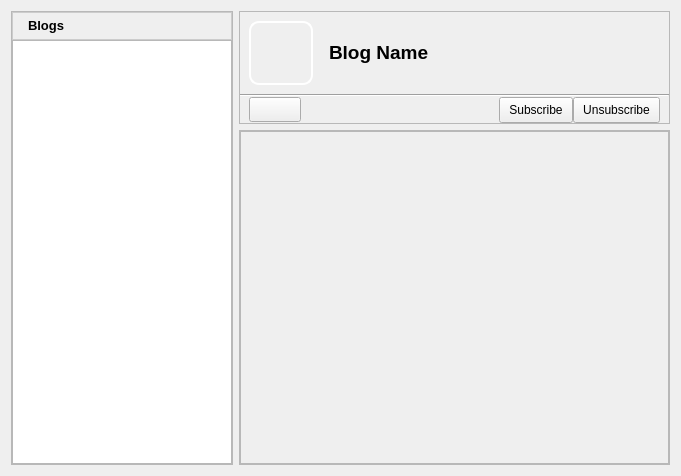
Above: retroshare-gui/src/gui/blogs/BlogsDialog.ui from RetroShare/RetroShare before the change. Below: the same form after it.
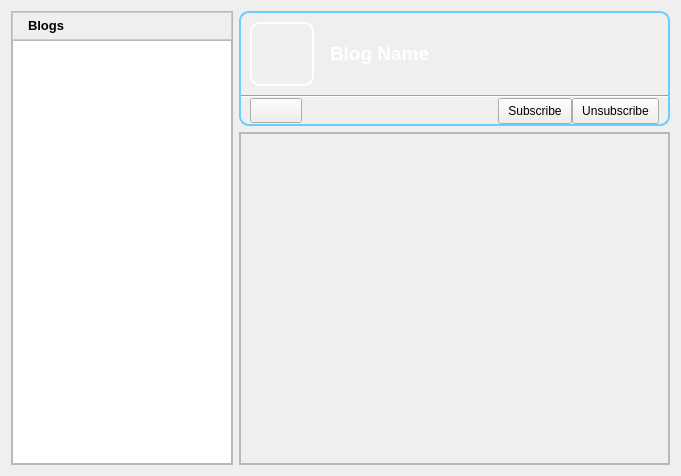
That is the form after the change. Icons and pictures are not drawn.

Commit message: changed the default Blog Header stylesheet, and use now white Text Color

Patch:
```diff
--- a/retroshare-gui/src/gui/blogs/BlogsDialog.ui
+++ b/retroshare-gui/src/gui/blogs/BlogsDialog.ui
@@ -219,8 +219,11 @@
      <item row="0" column="0">
       <widget class="QFrame" name="frame">
        <property name="styleSheet">
-        <string notr="true"> QFrame#frame{background-color: qlineargradient(x1:0, y1:0, x2:0, y2:1,
-                                       stop:0 #F2F2F2, stop:1 #E6E6E6);}</string>
+        <string notr="true">QFrame#frame{
+border: 2px solid #6ACEFF;
+border-radius: 10px;
+background-color: qlineargradient(x1:0, y1:0, x2:0, y2:1,
+                                       stop:0 #0076B1, stop:1 #12A3EB);}</string>
        </property>
        <property name="frameShape">
         <enum>QFrame::StyledPanel</enum>
@@ -293,7 +296,7 @@
 &lt;html&gt;&lt;head&gt;&lt;meta name=&quot;qrichtext&quot; content=&quot;1&quot; /&gt;&lt;style type=&quot;text/css&quot;&gt;
 p, li { white-space: pre-wrap; }
 &lt;/style&gt;&lt;/head&gt;&lt;body style=&quot; font-family:'MS Shell Dlg 2'; font-size:8.25pt; font-weight:600; font-style:normal;&quot;&gt;
-&lt;p style=&quot; margin-top:0px; margin-bottom:0px; margin-left:0px; margin-right:0px; -qt-block-indent:0; text-indent:0px;&quot;&gt;&lt;span style=&quot; font-family:'DejaVu Sans'; font-size:14pt;&quot;&gt;Blog Name&lt;/span&gt;&lt;/p&gt;&lt;/body&gt;&lt;/html&gt;</string>
+&lt;p style=&quot; margin-top:0px; margin-bottom:0px; margin-left:0px; margin-right:0px; -qt-block-indent:0; text-indent:0px;&quot;&gt;&lt;span style=&quot; font-family:'DejaVu Sans'; font-size:14pt; color:#ffffff;&quot;&gt;Blog Name&lt;/span&gt;&lt;/p&gt;&lt;/body&gt;&lt;/html&gt;</string>
             </property>
             <property name="scaledContents">
              <bool>true</bool>
@@ -521,7 +524,7 @@
              <x>0</x>
              <y>0</y>
              <width>429</width>
-             <height>331</height>
+             <height>329</height>
             </rect>
            </property>
            <property name="styleSheet">
```
Left out of the diff: 2 changed lines with no effect on the pictures. The commit also changes 1 other file.
